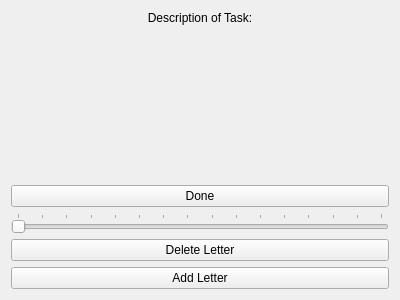
First picture: the form in project/ui/ui_files/ui_add_desc.ui, repository python-discord/code-jam-4, before the edit.
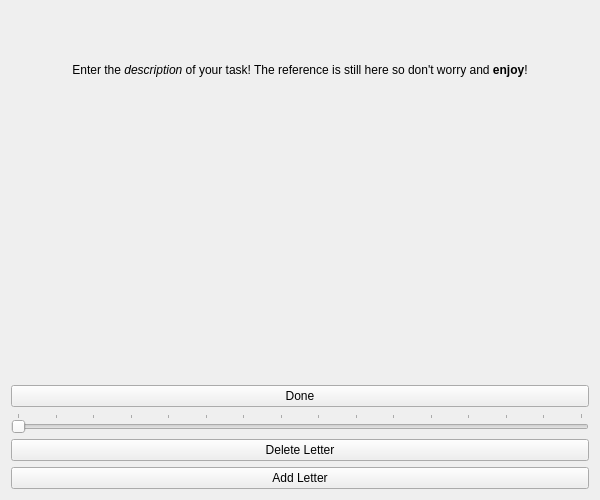
Second picture: the form after the edit.

Commit message: Added label and reference text to the Get Description window. Added functionality similar to the Get Title window.

```diff
--- a/project/ui/ui_files/ui_add_desc.ui
+++ b/project/ui/ui_files/ui_add_desc.ui
@@ -6,8 +6,8 @@
    <rect>
     <x>0</x>
     <y>0</y>
-    <width>400</width>
-    <height>300</height>
+    <width>600</width>
+    <height>500</height>
    </rect>
   </property>
   <property name="windowTitle">
@@ -19,10 +19,10 @@
      <item>
       <widget class="QLabel" name="label_2">
        <property name="text">
-        <string>Description of Task:</string>
+        <string>&lt;html&gt;&lt;head/&gt;&lt;body&gt;&lt;p align=&quot;center&quot;&gt;Enter the &lt;span style=&quot; font-style:italic;&quot;&gt;description&lt;/span&gt; of your task! The reference is still here so don't worry and &lt;span style=&quot; font-weight:600;&quot;&gt;enjoy&lt;/span&gt;!&lt;/p&gt;&lt;/body&gt;&lt;/html&gt;</string>
        </property>
        <property name="alignment">
-        <set>Qt::AlignHCenter|Qt::AlignTop</set>
+        <set>Qt::AlignCenter</set>
        </property>
       </widget>
      </item>
@@ -45,6 +45,21 @@
        </property>
       </widget>
      </item>
+     <item>
+      <widget class="QLabel" name="reference_label">
+       <property name="font">
+        <font>
+         <pointsize>10</pointsize>
+        </font>
+       </property>
+       <property name="text">
+        <string/>
+       </property>
+       <property name="alignment">
+        <set>Qt::AlignCenter</set>
+       </property>
+      </widget>
+     </item>
      <item>
       <widget class="QPushButton" name="done_button">
        <property name="text">
```
The commit also changes 2 other files.
